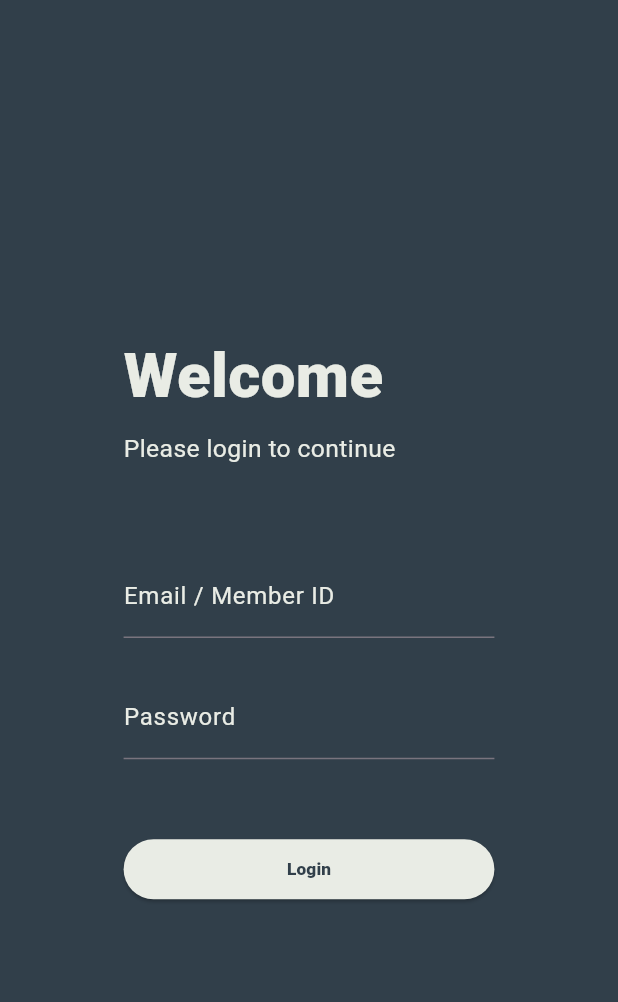
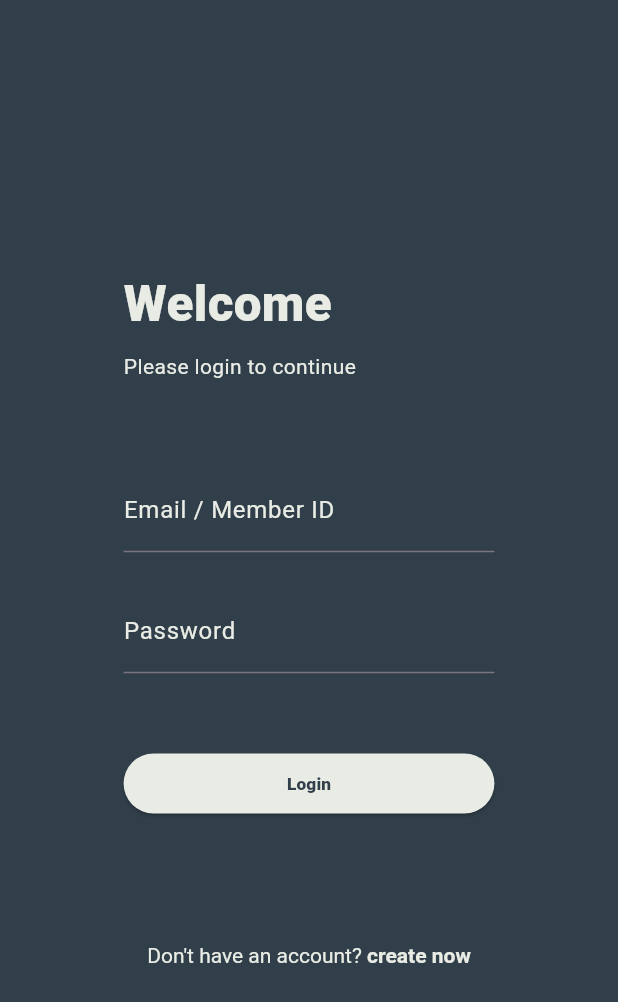
Before and after one commit to normndakbr/e-gym_mobile, a Flutter app: the screen it shows after launch, on a phone screen of 412 x 824 dp. Shown: the top 1002 px of the screen. Run offline on Flutter 3.47's test engine with Material 3 defaults, Android fonts, the phone set to English and light mode, and no system bars.

Commit message:
added create account link

```diff
--- a/lib/src/pages/login.dart
+++ b/lib/src/pages/login.dart
@@ -1,7 +1,8 @@
 import 'package:e_gym_mobile/constants.dart';
 import 'package:e_gym_mobile/src/utils/utils.dart';
 import 'package:flutter/material.dart';
-import '../widgets/custom_text_form_field.dart';
+import '../widgets/customTextFormField.dart';
+import '../widgets/clickableText.dart';
 
 class LoginPage extends StatelessWidget {
   @override
@@ -19,7 +20,7 @@ class LoginPage extends StatelessWidget {
                 child: Text(
                   'Welcome',
                   style: TextStyle(
-                    fontSize: AppUtils.responsiveHeight(context, 0.05),
+                    fontSize: AppUtils.responsiveHeight(context, 0.04),
                     fontWeight: FontWeight.w900,
                     color: AppConstants.secondaryColor,
                   ),
@@ -31,7 +32,7 @@ class LoginPage extends StatelessWidget {
                 child: Text(
                   'Please login to continue',
                   style: TextStyle(
-                    fontSize: AppUtils.responsiveHeight(context, 0.02),
+                    // fontSize: AppUtils.responsiveHeight(context, 0.02),
                     color: AppConstants.secondaryColor,
                   ),
                 ),
@@ -67,6 +68,8 @@ class LoginPage extends StatelessWidget {
                   ),
                 ],
               ),
+              SizedBox(height: AppUtils.responsiveHeight(context, 0.1)),
+              ClickableText('Don\'t have an account? ', 'create now'),
             ],
           ),
         ),
--- /dev/null
+++ b/lib/src/widgets/clickableText.dart
@@ -0,0 +1,36 @@
+import 'package:flutter/gestures.dart';
+import 'package:flutter/material.dart';
+import 'package:e_gym_mobile/constants.dart';
+
+class ClickableText extends StatelessWidget {
+  final String textSpan1;
+  final String textSpan2;
+
+  ClickableText(this.textSpan1, this.textSpan2);
+
+  @override
+  Widget build(BuildContext context) {
+    return RichText(
+      text: TextSpan(
+        children: [
+          TextSpan(
+            text: textSpan1,
+            style: TextStyle(color: AppConstants.secondaryColor),
+          ),
+          TextSpan(
+            text: textSpan2,
+            style: const TextStyle(
+              color: AppConstants.secondaryColor,
+              fontWeight: FontWeight.bold,
+            ),
+            recognizer: TapGestureRecognizer()
+              ..onTap = () {
+                // Handle the tap action, such as navigation to another screen
+                print('Create now clicked!');
+              },
+          ),
+        ],
+      ),
+    );
+  }
+}
```
Also changed, not shown: lib/src/widgets/customTextFormField.dart (renamed from lib/src/widgets/custom_text_form_field.dart).
